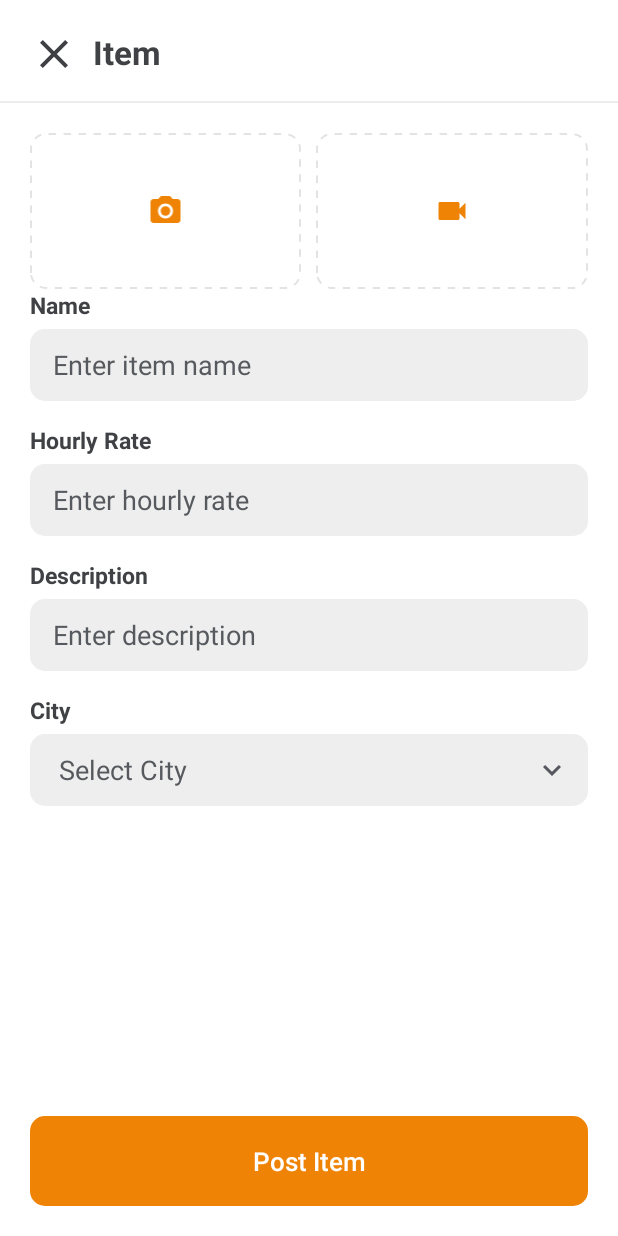
After one commit to aybeedee/spot-it, an Android app: the PostItem screen opened directly, with no data from a screen before it, on a phone screen of 412 x 824 dp. The commit adds this screen. Run offline under Robolectric (Android 15) with nearby library versions, the phone set to English and light mode, and no system bars.

Commit message:
post item page changes

```diff
--- a/app/src/main/AndroidManifest.xml
+++ b/app/src/main/AndroidManifest.xml
@@ -12,6 +12,13 @@
         android:supportsRtl="true"
         android:theme="@style/Theme.I200528"
         tools:targetApi="31">
+        <activity
+            android:name=".PostItem"
+            android:exported="false">
+            <meta-data
+                android:name="android.app.lib_name"
+                android:value="" />
+        </activity>
         <activity
             android:name=".ItemDetails"
             android:exported="false">
--- a/app/src/main/java/com/abdullahumer/i200528/MainActivity.java
+++ b/app/src/main/java/com/abdullahumer/i200528/MainActivity.java
@@ -41,7 +41,7 @@ public class MainActivity extends AppCompatActivity {
                     break;
 
                 case R.id.add_bottomnav:
-                    Intent intent = new Intent(MainActivity.this, Login.class);
+                    Intent intent = new Intent(MainActivity.this, PostItem.class);
                     startActivity(intent);
                     break;
 
--- /dev/null
+++ b/app/src/main/java/com/abdullahumer/i200528/PostItem.java
@@ -0,0 +1,21 @@
+package com.abdullahumer.i200528;
+
+import androidx.appcompat.app.AppCompatActivity;
+
+import android.os.Bundle;
+import android.widget.ArrayAdapter;
+import android.widget.Spinner;
+
+public class PostItem extends AppCompatActivity {
+
+    @Override
+    protected void onCreate(Bundle savedInstanceState) {
+        super.onCreate(savedInstanceState);
+        setContentView(R.layout.activity_post_item);
+
+        Spinner citySpinner = findViewById(R.id.spinner_city_dropdown);
+        ArrayAdapter<CharSequence> citySpinnerAdapter = ArrayAdapter.createFromResource(this, R.array.cities_array, R.layout.spinner_dropdown_item);
+        citySpinnerAdapter.setDropDownViewResource(android.R.layout.simple_spinner_dropdown_item);
+        citySpinner.setAdapter(citySpinnerAdapter);
+    }
+}
--- /dev/null
+++ b/app/src/main/res/drawable/dashed_border.xml
@@ -0,0 +1,18 @@
+<layer-list xmlns:android="http://schemas.android.com/apk/res/android" >
+    <item>
+        <shape>
+            <solid android:color="#ffffff" />
+            <corners  android:radius="10dp"/>
+            <stroke
+                android:dashGap="5dp"
+                android:dashWidth="5dp"
+                android:width="1dp"
+                android:color="#E3E3E3" />
+            <padding
+                android:bottom="5dp"
+                android:left="5dp"
+                android:right="5dp"
+                android:top="5dp" />
+        </shape>
+    </item>
+</layer-list>
--- /dev/null
+++ b/app/src/main/res/drawable/ic_close.xml
@@ -0,0 +1,5 @@
+<vector android:height="24dp" android:tint="#3F4044"
+    android:viewportHeight="24" android:viewportWidth="24"
+    android:width="24dp" xmlns:android="http://schemas.android.com/apk/res/android">
+    <path android:fillColor="@android:color/white" android:pathData="M19,6.41L17.59,5 12,10.59 6.41,5 5,6.41 10.59,12 5,17.59 6.41,19 12,13.41 17.59,19 19,17.59 13.41,12 19,6.41z"/>
+</vector>
--- /dev/null
+++ b/app/src/main/res/layout/activity_post_item.xml
@@ -0,0 +1,218 @@
+<?xml version="1.0" encoding="utf-8"?>
+<LinearLayout xmlns:android="http://schemas.android.com/apk/res/android"
+    xmlns:app="http://schemas.android.com/apk/res-auto"
+    xmlns:tools="http://schemas.android.com/tools"
+    android:layout_width="match_parent"
+    android:layout_height="match_parent"
+    android:orientation="vertical"
+    android:background="#FFFFFF"
+    tools:context=".Login"
+    android:gravity="top"
+    android:paddingTop="20dp">
+
+    <LinearLayout
+        android:layout_width="match_parent"
+        android:layout_height="wrap_content"
+        android:orientation="vertical"
+        android:layout_gravity="center"
+        android:layout_marginBottom="20dp">
+
+        <LinearLayout
+            android:layout_width="match_parent"
+            android:layout_height="match_parent"
+            android:orientation="horizontal"
+            android:layout_marginBottom="15dp"
+            android:paddingLeft="20dp"
+            android:paddingRight="20dp">
+
+            <ImageView
+                android:layout_gravity="start|center_vertical"
+                android:contentDescription="@null"
+                android:layout_width="32dp"
+                android:layout_height="32dp"
+                android:layout_marginRight="10dp"
+                android:src="@drawable/ic_close" />
+
+            <TextView
+                android:layout_width="wrap_content"
+                android:layout_height="wrap_content"
+                android:text="Item"
+                android:textSize="22sp"
+                android:textStyle="bold"
+                android:gravity="start|center_vertical"
+                android:textColor="@color/primary_grey_1" />
+
+        </LinearLayout>
+
+        <View
+            android:layout_width="match_parent"
+            android:layout_height="1dp"
+            android:background="@color/view_line" />
+
+    </LinearLayout>
+
+    <LinearLayout
+        android:layout_width="match_parent"
+        android:layout_height="wrap_content"
+        android:orientation="horizontal"
+        android:paddingLeft="20dp"
+        android:paddingRight="20dp">
+
+        <FrameLayout
+            android:layout_width="0dp"
+            android:layout_height="match_parent"
+            android:padding="40dp"
+            android:background="@drawable/dashed_border"
+            android:layout_weight="1"
+            android:layout_marginRight="10dp">
+
+            <ImageView
+                android:layout_width="match_parent"
+                android:layout_height="match_parent"
+                android:src="@drawable/ic_camera"
+                app:tint="@color/primary_orange" />
+
+
+        </FrameLayout>
+
+        <FrameLayout
+            android:layout_width="0dp"
+            android:layout_height="match_parent"
+            android:padding="40dp"
+            android:background="@drawable/dashed_border"
+            android:layout_weight="1">
+
+            <ImageView
+                android:layout_width="match_parent"
+                android:layout_height="match_parent"
+                android:src="@drawable/ic_video"
+                app:tint="@color/primary_orange" />
+
+        </FrameLayout>
+
+    </LinearLayout>
+
+
+
+    <TextView
+        android:layout_width="match_parent"
+        android:layout_height="wrap_content"
+        android:text="Name"
+        android:textSize="15sp"
+        android:textStyle="bold"
+        android:textColor="@color/primary_grey_1"
+        android:layout_marginBottom="5dp"
+        android:layout_marginLeft="20dp"
+        android:layout_marginRight="20dp" />
+
+    <EditText
+        android:layout_width="match_parent"
+        android:layout_height="48dp"
+        android:hint="Enter item name"
+        android:background="@drawable/input_box"
+        android:paddingLeft="15dp"
+        android:layout_marginBottom="15dp"
+        android:layout_marginLeft="20dp"
+        android:layout_marginRight="20dp" />
+
+    <TextView
+        android:layout_width="match_parent"
+        android:layout_height="wrap_content"
+        android:text="Hourly Rate"
+        android:textSize="15sp"
+        android:textStyle="bold"
+        android:textColor="@color/primary_grey_1"
+        android:layout_marginBottom="5dp"
+        android:layout_marginLeft="20dp"
+        android:layout_marginRight="20dp" />
+
+    <EditText
+        android:layout_width="match_parent"
+        android:layout_height="48dp"
+        android:hint="Enter hourly rate"
+        android:background="@drawable/input_box"
+        android:paddingLeft="15dp"
+        android:layout_marginBottom="15dp"
+        android:layout_marginLeft="20dp"
+        android:layout_marginRight="20dp" />
+
+    <TextView
+        android:layout_width="match_parent"
+        android:layout_height="wrap_content"
+        android:text="Description"
+        android:textSize="15sp"
+        android:textStyle="bold"
+        android:textColor="@color/primary_grey_1"
+        android:layout_marginBottom="5dp"
+        android:layout_marginLeft="20dp"
+        android:layout_marginRight="20dp" />
+
+    <EditText
+        android:layout_width="match_parent"
+        android:layout_height="48dp"
+        android:hint="Enter description"
+        android:background="@drawable/input_box"
+        android:paddingLeft="15dp"
+        android:layout_marginBottom="15dp"
+        android:layout_marginLeft="20dp"
+        android:layout_marginRight="20dp" />
+
+    <TextView
+        android:layout_width="match_parent"
+        android:layout_height="wrap_content"
+        android:text="City"
+        android:textSize="15sp"
+        android:textStyle="bold"
+        android:textColor="@color/primary_grey_1"
+        android:layout_marginBottom="5dp"
+        android:layout_marginLeft="20dp"
+        android:layout_marginRight="20dp"/>
+
+    <FrameLayout
+        android:layout_width="match_parent"
+        android:layout_height="wrap_content"
+        android:layout_marginBottom="15dp"
+        android:background="@drawable/input_box"
+        android:layout_marginLeft="20dp"
+        android:layout_marginRight="20dp">
+
+        <Spinner
+            android:id="@+id/spinner_city_dropdown"
+            android:layout_width="match_parent"
+            android:layout_height="48dp"
+            android:spinnerMode="dialog"
+            android:background="@drawable/ic_transparent"/>
+
+        <ImageView
+            android:layout_gravity="end|center_vertical"
+            android:contentDescription="@null"
+            android:layout_width="wrap_content"
+            android:layout_height="wrap_content"
+            android:layout_marginRight="12dp"
+            android:src="@drawable/ic_arrow_down" />
+
+    </FrameLayout>
+
+    <LinearLayout
+        android:layout_width="match_parent"
+        android:layout_height="match_parent"
+        android:orientation="vertical"
+        android:gravity="bottom|center"
+        android:layout_marginLeft="20dp"
+        android:layout_marginRight="20dp"
+        android:layout_marginBottom="20dp">
+
+        <Button
+            android:text="Post Item"
+            android:layout_width="match_parent"
+            android:layout_height="60dp"
+            android:background="@drawable/button"
+            android:textColor="@color/white"
+            android:textAllCaps="false"
+            android:textSize="17sp"
+            android:stateListAnimator="@null" />
+
+    </LinearLayout>
+
+
+</LinearLayout>
```
Also changed, not shown: 1 other file.
